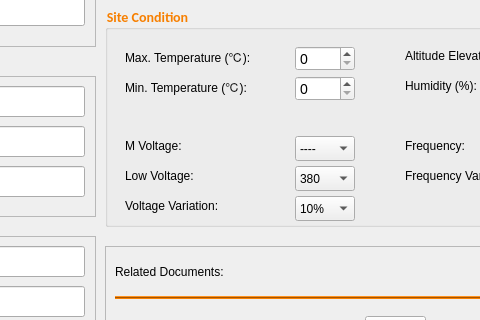
This is ui/project_information_tab.ui in AliTavakoliNiya/GriinPower as Qt 5 draws it before an edit; both pictures show x 285 to 765 and y 124 to 444 of the 940 by 670 pixel window. The edited form follows.
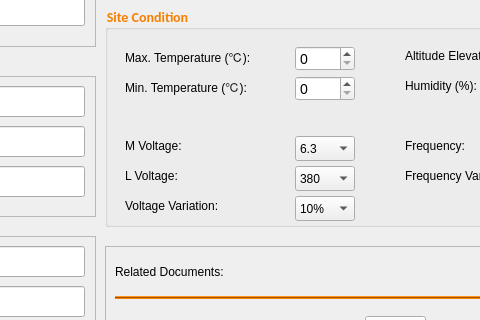
This is the edited form. Icons and pictures are not drawn.

What changed in the file:
```diff
--- a/ui/project_information_tab.ui
+++ b/ui/project_information_tab.ui
@@ -242,7 +242,7 @@
      <string notr="true"/>
     </property>
     <property name="text">
-     <string>Low Voltage:</string>
+     <string>L Voltage:</string>
     </property>
    </widget>
    <widget class="QLabel" name="label_40">
@@ -378,11 +378,6 @@
       <height>25</height>
      </rect>
     </property>
-    <item>
-     <property name="text">
-      <string>----</string>
-     </property>
-    </item>
     <item>
      <property name="text">
       <string>6.3</string>
```
Left out of the diff: 10 changed lines with no effect on the pictures.
